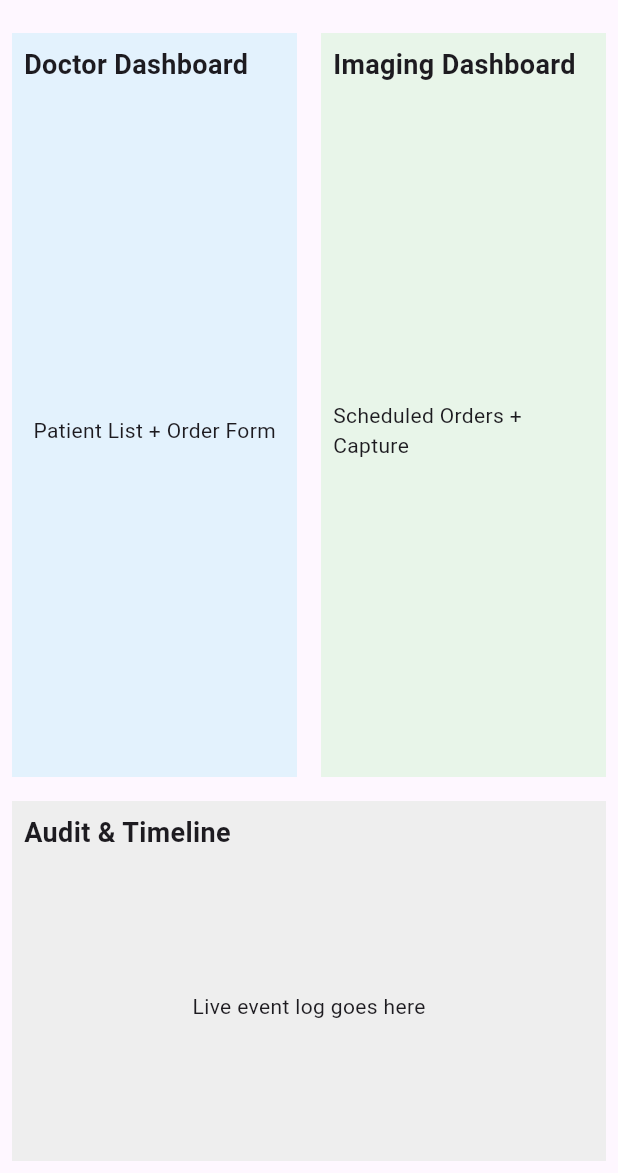
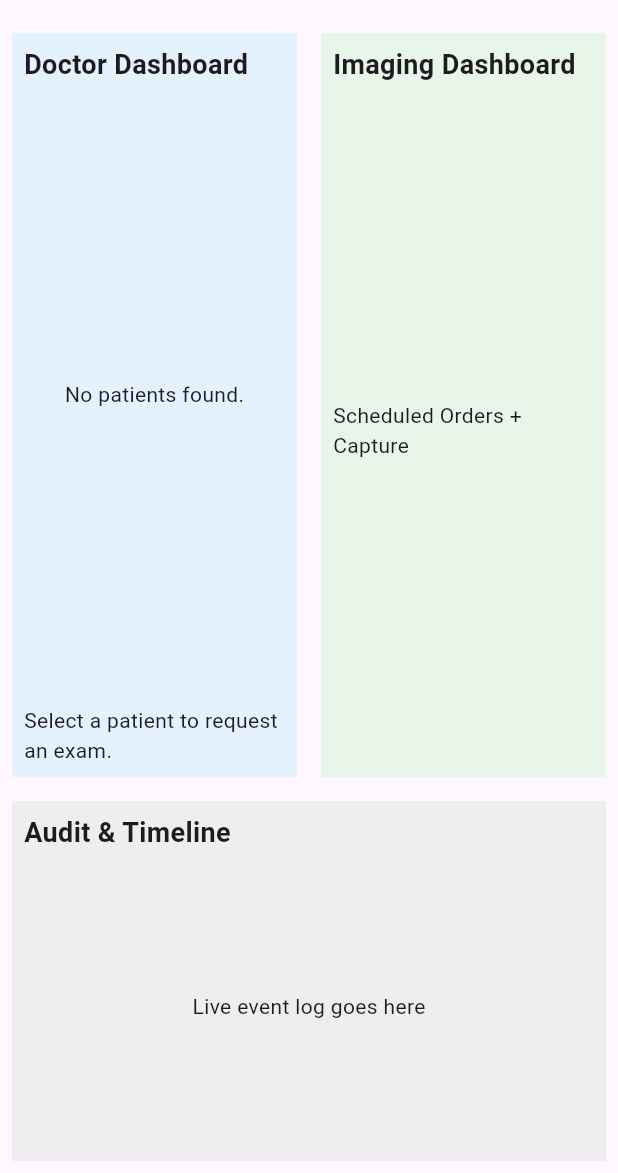
Before and after one commit to vukbundalo/order2image, a Flutter app: the screen it shows after launch, on a phone screen of 412 x 824 dp, the part 63-1236 px from its top. Run offline on Flutter 3.47's test engine with Material 3 defaults, Android fonts, the phone set to English and light mode, and no system bars; our stand-ins replace sqflite_common_ffi; accounts and stored records are empty.

Commit message:
Added image chosing ui

```diff
--- a/lib/main.dart
+++ b/lib/main.dart
@@ -2,6 +2,8 @@
 import 'services/database_service.dart';
 import 'package:provider/provider.dart';
 import 'providers/patient_provider.dart';
+import 'ui/widgets/order_form.dart';
+
 
 Future<void> main() async {
   WidgetsFlutterBinding.ensureInitialized();
@@ -56,21 +58,53 @@
                     color: Colors.blue.shade50,
                     child: Column(
                       crossAxisAlignment: CrossAxisAlignment.start,
-                      children: const [
-                        Text(
+                      children: [
+                        const Text(
                           'Doctor Dashboard',
                           style: TextStyle(
                             fontSize: 18,
                             fontWeight: FontWeight.bold,
                           ),
                         ),
-                        SizedBox(height: 8),
-                        // TODO: Add search/filter, patient list, order form
+                        const SizedBox(height: 8),
                         Expanded(
-                          child: Center(
-                            child: Text('Patient List + Order Form'),
+                          child: Consumer<PatientProvider>(
+                            builder: (context, provider, child) {
+                              final patients = provider.patients;
+                              final selected = provider.selectedPatient;
+
+                              if (patients.isEmpty) {
+                                return const Center(
+                                  child: Text('No patients found.'),
+                                );
+                              }
+
+                              return ListView.builder(
+                                itemCount: patients.length,
+                                itemBuilder: (context, index) {
+                                  final patient = patients[index];
+                                  final isSelected =
+                                      selected?.patientID == patient.patientID;
+
+                                  return ListTile(
+                                    title: Text(
+                                      '${patient.firstName} ${patient.lastName}',
+                                    ),
+                                    subtitle: Text(
+                                      'MRN: ${patient.mrn}  DOB: ${patient.dob}',
+                                    ),
+                                    selected: isSelected,
+                                    selectedTileColor: Colors.blue.shade100,
+                                    onTap: () =>
+                                        provider.selectPatient(patient),
+                                  );
+                                },
+                              );
+                            },
                           ),
                         ),
+                        const SizedBox(height: 8),
+                        OrderForm(),
                       ],
                     ),
                   ),
@@ -92,7 +126,6 @@
                           ),
                         ),
                         SizedBox(height: 8),
-                        // TODO: Add order list, capture image controls
                         Expanded(
                           child: Center(
                             child: Text('Scheduled Orders + Capture'),
--- a/lib/providers/patient_provider.dart
+++ b/lib/providers/patient_provider.dart
@@ -24,4 +24,7 @@ class PatientProvider with ChangeNotifier {
     _selectedPatient = null;
     notifyListeners();
   }
+
+  bool get hasSelection => _selectedPatient != null;
+
 }
--- /dev/null
+++ b/lib/ui/widgets/order_form.dart
@@ -0,0 +1,72 @@
+import 'package:flutter/material.dart';
+import 'package:provider/provider.dart';
+import '../../providers/patient_provider.dart';
+
+class OrderForm extends StatefulWidget {
+  const OrderForm({super.key});
+
+  @override
+  State<OrderForm> createState() => _OrderFormState();
+}
+
+class _OrderFormState extends State<OrderForm> {
+  String? selectedProcedure;
+  String? selectedPriority;
+
+  final procedures = [
+    'CT Abdomen',
+    'Chest X-Ray',
+    'Brain MRI',
+  ];
+
+  final priorities = ['Routine', 'STAT'];
+
+  @override
+  Widget build(BuildContext context) {
+    final provider = Provider.of<PatientProvider>(context);
+    final selectedPatient = provider.selectedPatient;
+
+    if (selectedPatient == null) {
+      return const Text('Select a patient to request an exam.');
+    }
+
+    return Column(
+      crossAxisAlignment: CrossAxisAlignment.start,
+      children: [
+        const SizedBox(height: 8),
+        Text('Request Imaging for ${selectedPatient.firstName} ${selectedPatient.lastName}',
+            style: const TextStyle(fontWeight: FontWeight.bold)),
+        const SizedBox(height: 8),
+        DropdownButtonFormField<String>(
+          decoration: const InputDecoration(labelText: 'Procedure'),
+          items: procedures
+              .map((proc) => DropdownMenuItem(value: proc, child: Text(proc)))
+              .toList(),
+          value: selectedProcedure,
+          onChanged: (value) => setState(() => selectedProcedure = value),
+        ),
+        const SizedBox(height: 8),
+        DropdownButtonFormField<String>(
+          decoration: const InputDecoration(labelText: 'Priority'),
+          items: priorities
+              .map((prio) => DropdownMenuItem(value: prio, child: Text(prio)))
+              .toList(),
+          value: selectedPriority,
+          onChanged: (value) => setState(() => selectedPriority = value),
+        ),
+        const SizedBox(height: 8),
+        ElevatedButton(
+          onPressed: (selectedProcedure != null && selectedPriority != null)
+              ? () {
+                  // TODO: Save order to DB + trigger HL7 generation
+                  ScaffoldMessenger.of(context).showSnackBar(
+                    const SnackBar(content: Text('Order submitted (not yet wired).')),
+                  );
+                }
+              : null,
+          child: const Text('Send Order'),
+        ),
+      ],
+    );
+  }
+}
```
